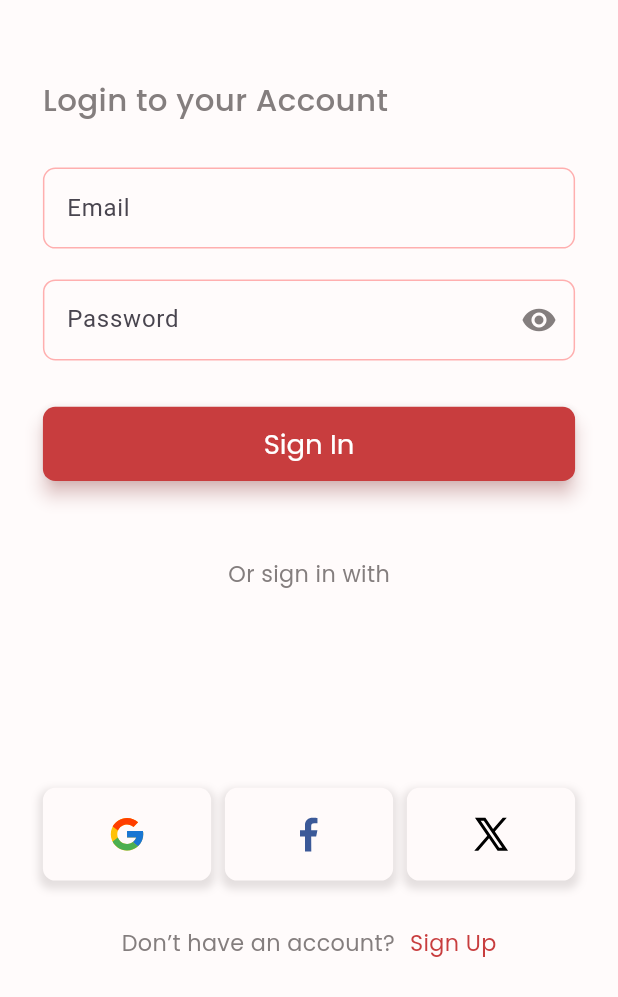
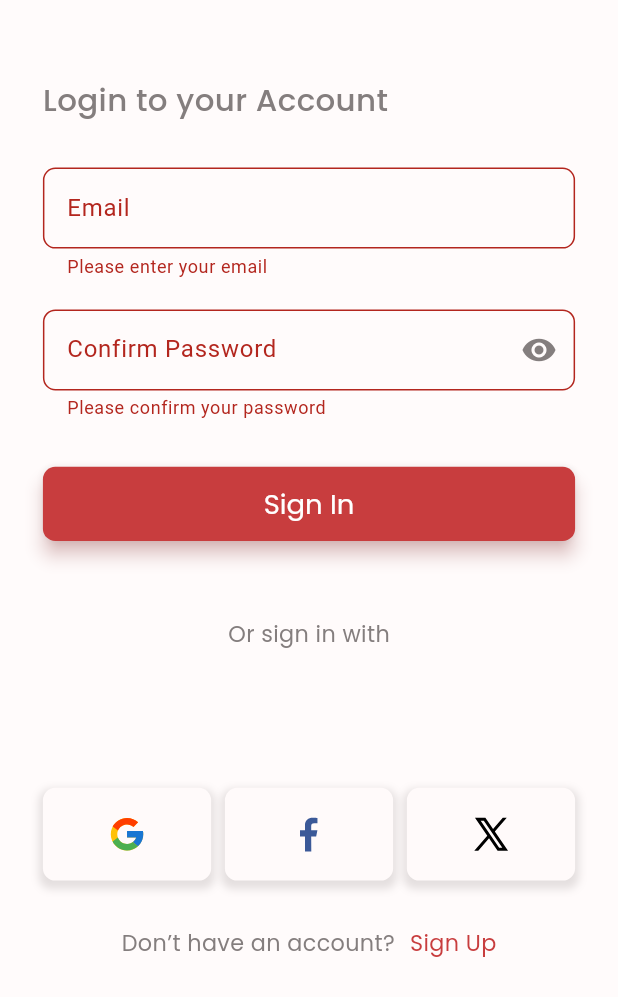
Before and after one commit to Bakemonos/mangaFeed, a Flutter app: the screen it shows after launch, after a tap on "Sign In", on a phone screen of 412 x 824 dp, the part 239-1236 px from its top. Run offline on Flutter 3.47's test engine with Material 3 defaults, Android fonts, the light colour scheme and no system bars; our stand-ins replace firebase_auth, firebase_core, flutter_screenutil, flutter_svg; accounts and stored records are empty.

Commit message:
wrong password error handler

```diff
--- a/lib/components/textField.dart
+++ b/lib/components/textField.dart
@@ -5,14 +5,18 @@ import 'package:mangafeed/properties.dart';
 class MyTextField extends StatelessWidget {
   final TextEditingController? controller;
   final String textLabel;
+  final String? Function(String?)? validator; // Add validator parameter
 
-  const MyTextField(
-      {super.key, required this.textLabel, required this.controller});
+  const MyTextField({
+    super.key,
+    required this.textLabel,
+    required this.controller,
+    this.validator, // Initialize validator parameter
+  });
 
   @override
   Widget build(BuildContext context) {
-    return TextField(
-
+    return TextFormField(
       controller: controller,
       style: TextStyle(
           fontSize: 13.sp, fontFamily: "Poppins", color: textSubtitle),
@@ -42,6 +46,7 @@ class MyTextField extends StatelessWidget {
           ),
         ),
       ),
+      validator: validator, // Use validator here
     );
   }
 }
--- a/lib/components/textField_pass.dart
+++ b/lib/components/textField_pass.dart
@@ -5,11 +5,13 @@ import 'package:mangafeed/properties.dart';
 class MyTextFieldPass extends StatefulWidget {
   final TextEditingController? controller;
   final String textLabel;
+  final String? Function(String?)? validator; // Add validator parameter
 
   const MyTextFieldPass({
     super.key,
     required this.textLabel,
     required this.controller,
+    this.validator, // Initialize validator parameter
   });
 
   @override
@@ -27,7 +29,7 @@ class _MyTextFieldPassState extends State<MyTextFieldPass> {
 
   @override
   Widget build(BuildContext context) {
-    return TextField(
+    return TextFormField(
       controller: widget.controller,
       obscureText: obscureText,
       style: TextStyle(
@@ -59,6 +61,7 @@ class _MyTextFieldPassState extends State<MyTextFieldPass> {
           ),
         ),
       ),
+      validator: widget.validator, // Use validator here
     );
   }
 }
--- a/lib/pages/sign_in/signin.dart
+++ b/lib/pages/sign_in/signin.dart
@@ -1,4 +1,6 @@
+import 'package:firebase_auth/firebase_auth.dart';
 import 'package:flutter/material.dart';
+import 'package:flutter/services.dart';
 import 'package:flutter_screenutil/flutter_screenutil.dart';
 import 'package:flutter_svg/flutter_svg.dart';
 import 'package:mangafeed/components/button.dart';
@@ -18,15 +20,67 @@ class Signin extends StatefulWidget {
 }
 
 class _SigninState extends State<Signin> {
-  final _auth = AuthService();
-
+  final _formKey = GlobalKey<FormState>(); // Add this line
+  String? errorMessage;
   final _email = TextEditingController();
   final _password = TextEditingController();
+
   @override
   void dispose() {
-    super.dispose();
     _email.dispose();
     _password.dispose();
+    super.dispose();
+  }
+
+  Future<void> signInWithEmailAndPassword() async {
+    FocusScope.of(context).unfocus();
+
+    // Check if the form is valid
+    if (_formKey.currentState?.validate() ?? false) {
+      try {
+        await AuthService().signInWithEmailAndPassword(
+          email: _email.text,
+          password: _password.text,
+        );
+
+        Navigator.push(
+          context,
+          MaterialPageRoute(builder: (context) => const Home()),
+        );
+      } on FirebaseAuthException catch (e) {
+        setState(() {
+          errorMessage = 'Invalid email or password. Please try again.';
+        });
+        _showErrorDialog(errorMessage!, 'Error');
+      } on PlatformException catch (e) {
+        setState(() {
+          errorMessage =
+              e.message ?? 'An unexpected error occurred. Please try again.';
+        });
+        _showErrorDialog(errorMessage!, 'Error');
+      } catch (e) {
+        setState(() {
+          errorMessage = 'An unexpected error occurred. Please try again.';
+        });
+        _showErrorDialog(errorMessage!, 'Error');
+      }
+    }
+  }
+
+  void _showErrorDialog(String message, String error) {
+    showDialog(
+      context: context,
+      builder: (context) => AlertDialog(
+        title: Text(error),
+        content: Text(message),
+        actions: <Widget>[
+          TextButton(
+            onPressed: () => Navigator.of(context).pop(),
+            child: const Text('OK'),
+          ),
+        ],
+      ),
+    );
   }
 
   @override
@@ -38,14 +92,15 @@ class _SigninState extends State<Signin> {
         resizeToAvoidBottomInset: false,
         body: Padding(
           padding: EdgeInsets.symmetric(horizontal: 25.w, vertical: 25.h),
+          child: Form(
+            // Wrap with Form widget
+            key: _formKey, // Set the form key
             child: Column(
               mainAxisAlignment: MainAxisAlignment.spaceBetween,
               children: [
                 Column(
                   children: [
-                  SizedBox(
-                    height: 80.h,
-                  ),
+                    SizedBox(height: 80.h),
                     Container(
                       alignment: Alignment.center,
                       child: SvgPicture.asset(
@@ -53,9 +108,7 @@ class _SigninState extends State<Signin> {
                         'assets/Logos/mangaLogo.svg',
                       ),
                     ),
-                  SizedBox(
-                    height: 50.h,
-                  ),
+                    SizedBox(height: 50.h),
                     Container(
                       alignment: Alignment.centerLeft,
                       child: Text(
@@ -64,35 +117,48 @@ class _SigninState extends State<Signin> {
                           color: textSubtitle,
                           fontSize: 18.sp,
                           fontFamily: "Poppins",
-                          fontWeight: FontWeight.w500),
+                          fontWeight: FontWeight.w500,
                         ),
                       ),
-                  SizedBox(
-                    height: 30.h,
                     ),
+                    SizedBox(height: 30.h),
                     MyTextField(
                       textLabel: 'Email',
                       controller: _email,
+                      validator: (value) {
+                        if (value == null || value.isEmpty) {
+                          return 'Please enter your email';
+                        }
+                        final regex = RegExp(r'^[^@]+@[^@]+\.[^@]+$');
+                        if (!regex.hasMatch(value)) {
+                          return 'Please enter a valid email address';
+                        }
+                        return null;
+                      },
                     ),
-                  SizedBox(
-                    height: 20.h,
+                    SizedBox(height: 20.h),
+                    MyTextFieldPass(
+                      textLabel: 'Confirm Password',
+                      controller: _password,
+                      validator: (value) {
+                        if (value == null || value.isEmpty) {
+                          return 'Please confirm your password';
+                        }
+                        if (value.length <= 6) {
+                          return 'Password must be at least 6 characters long.';
+                        }
+
+                        return null;
+                      },
                     ),
-                  MyTextFieldPass(
-                    textLabel: 'Password',
-                    controller: _password,
-                  ),
-                  SizedBox(
-                    height: 30.h,
-                  ),
+                    SizedBox(height: 30.h),
                     MyButton(
                       textButton: 'Sign In',
                       onPressed: () {
-                      _signUp();
+                        signInWithEmailAndPassword();
                       },
                     ),
-                  SizedBox(
-                    height: 50.h,
-                  ),
+                    SizedBox(height: 50.h),
                     Text(
                       'Or sign in with',
                       style: TextStyle(
@@ -108,10 +174,9 @@ class _SigninState extends State<Signin> {
                     const MySupportOption(
                       icon1: 'googleIcon.svg',
                       icon2: 'facebookIcon.svg',
-                      icon3: 'twitterIcon.svg'),
-                  SizedBox(
-                    height: 30.h,
+                      icon3: 'twitterIcon.svg',
                     ),
+                    SizedBox(height: 30.h),
                     Row(
                       mainAxisAlignment: MainAxisAlignment.center,
                       children: [
@@ -120,11 +185,10 @@ class _SigninState extends State<Signin> {
                           style: TextStyle(
                             fontSize: 13.sp,
                             fontFamily: "Poppins",
-                            color: textSubtitle),
+                            color: textSubtitle,
                           ),
-                      SizedBox(
-                        width: 5.w,
                         ),
+                        SizedBox(width: 5.w),
                         GestureDetector(
                           onTap: () => Navigator.push(
                             context,
@@ -132,59 +196,24 @@ class _SigninState extends State<Signin> {
                               builder: (context) => const Signup(),
                             ),
                           ),
-                        child: Text('Sign Up',
+                          child: Text(
+                            'Sign Up',
                             style: TextStyle(
                               fontSize: 13.sp,
                               fontFamily: "Poppins",
-                                color: primarColor)),
+                              color: primarColor,
+                            ),
+                          ),
                         ),
                       ],
                     ),
                   ],
-              )
+                ),
               ],
+            ),
           ),
         ),
       ),
     );
   }
-
-  _login() async {
-    final user =
-        await _auth.loginUserWithEmailAndPassword(_email.text, _password.text);
-
-    if (user != null) {
-      _showDialog(
-        'Success',
-        'User Logged Succesfuly',
-        () {
-          Navigator.push(
-              context, MaterialPageRoute(builder: (context) => const Home()));
-        },
-      );
 }
-  }
-
-  void _showDialog(String title, String message, Function() onPressed,
-      {bool navigateToSignin = false}) {
-    showDialog(
-      context: context,
-      builder: (BuildContext context) {
-        return AlertDialog(
-          title: Text(title),
-          content: Text(message),
-          actions: [
-            TextButton(
-              onPressed: onPressed,
-              child: const Text('OK'),
-            ),
-          ],
-        );
-      },
-    );
-  }
-
-  void _signUp() {
-    _auth.createUserWithEmailAndPassword(_email.text, _password.text);
-  }
-}
--- a/lib/services/auth.dart
+++ b/lib/services/auth.dart
@@ -1,39 +1,35 @@
-import 'dart:developer';
-
 import 'package:firebase_auth/firebase_auth.dart';
 
 class AuthService {
-  final _auth = FirebaseAuth.instance;
+  final FirebaseAuth _auth = FirebaseAuth.instance;
 
-  Future<User?> createUserWithEmailAndPassword(
-      String email, String password) async {
-    try {
-      final cred = await _auth.createUserWithEmailAndPassword(
-          email: email, password: password);
-      return cred.user;
-    } catch (e) {
-      log("Something went wrong\n$e");
-    }
-    return null;
+  User? get currentUser => _auth.currentUser;
+
+  Stream<User?> get AuthStateChanges => _auth.authStateChanges();
+
+  // SIGN IN
+  Future<void> signInWithEmailAndPassword({
+    required String email,
+    required String password,
+  }) async {
+    await _auth.signInWithEmailAndPassword(
+      email: email,
+      password: password,
+    );
   }
 
-  Future<User?> loginUserWithEmailAndPassword(
-      String email, String password) async {
-    try {
-      final cred = await _auth.signInWithEmailAndPassword(
-          email: email, password: password);
-      return cred.user;
-    } catch (e) {
-      log("Something went wrong\n$e");
-    }
-    return null;
+  // SIGN UP
+  Future<void> createUserWithEmailAndPassword({
+    required String email,
+    required String password,
+  }) async {
+    await _auth.createUserWithEmailAndPassword(
+      email: email,
+      password: password,
+    );
   }
 
-  Future<void> signout() async {
-    try {
-      await _auth.signOut();
-    } catch (e) {
-      log("Something went wrong\n$e");
-    }
+  Future<void> signOut() async {
+    await _auth.signOut();
   }
 }
```
Also changed, not shown: lib/pages/screens/profile.dart (+25 -1 lines), lib/pages/sign_up/signup.dart (+145 -103 lines), lib/components/button.dart (line endings or trailing spaces). Lines whose indentation alone changed are shown as unchanged.
